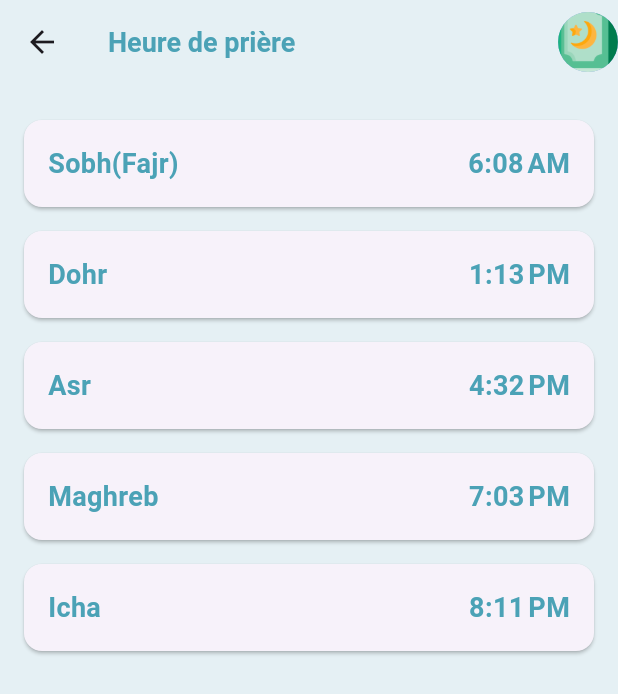
After one commit to abdoulahi21/sourates-, a Flutter app: the screen it shows after launch, after a tap on "Heure de prière", on a phone screen of 412 x 824 dp. The commit adds this screen. Shown: the top 694 px of the screen. Run offline on Flutter 3.47's test engine with Material 3 defaults, Android fonts, the phone set to English and light mode, and no system bars; our stand-ins replace adhan, flutter_spinkit, font_awesome_flutter, hijri, just_audio, location and 1 more; missing offline and left inert: audio_session; network calls fail.

Commit message:
heure de priere

```diff
--- a/lib/main.dart
+++ b/lib/main.dart
@@ -3,7 +3,9 @@ import 'package:sourates/views/surah_details.dart';
 import 'package:sourates/views/welome.dart';
 
 void main() {
-  runApp(const MyApp());
+  runApp(
+
+    const MyApp());
 }
 
 class MyApp extends StatelessWidget {
--- a/lib/views/audio_surah_screen.dart
+++ b/lib/views/audio_surah_screen.dart
@@ -2,8 +2,6 @@ import 'package:flutter/material.dart';
 import 'package:sourates/services/api_service.dart';
 import 'package:sourates/style/style.dart';
 import 'package:sourates/model/Qari.dart';
-import 'package:sourates/views/audio_surah_screen.dart';
-import 'package:sourates/widgets/qari_custom_tile.dart';
 import 'package:sourates/model/Surah.dart';
 import 'package:sourates/views/audio_screen.dart';
 
--- a/lib/views/home.dart
+++ b/lib/views/home.dart
@@ -1,9 +1,11 @@
 import 'package:flutter/material.dart';
 import 'package:sourates/style/style.dart';
 import 'package:sourates/views/listes_duas.dart';
+import 'package:sourates/views/prayer_time.dart';
 import 'package:sourates/views/qari_list_screen.dart';
 import 'package:sourates/views/sourate_day.dart';
 import 'package:sourates/views/surah_view.dart';
+
 class HomePage extends StatelessWidget {
   const HomePage({super.key});
 
@@ -34,6 +36,7 @@ class HomePage extends StatelessWidget {
           )
         ],
       ),
+
       body: SingleChildScrollView(
         child: Padding(
           padding: EdgeInsets.symmetric(horizontal: width * .07),
@@ -85,9 +88,11 @@ class Dashboard extends StatelessWidget {
               CustomContainer(
                   height1: height * .20,
                   image: 'assets/icons/bookmark.png',
-                  title: "Hadith",
+                  title: "Heure de prière",
                   color: purpleColor,
-                  onpressed: () {}),
+                  onpressed: () {
+                    Navigator.push(context, MaterialPageRoute(builder: (context)=>PrayerTime()));
+                  }),
               //CustomContainer(height1: height*.28, width1: width*.4)
             ],
           ),
--- /dev/null
+++ b/lib/views/prayer_time.dart
@@ -0,0 +1,109 @@
+import 'package:adhan/adhan.dart';
+import 'package:flutter/material.dart';
+import 'package:location/location.dart';
+import 'package:sourates/style/style.dart';
+import 'package:intl/intl.dart';
+import 'package:hijri/hijri_calendar.dart';
+
+class PrayerTime extends StatefulWidget {
+  const PrayerTime({super.key});
+
+  @override
+  State<PrayerTime> createState() => _PrayerTimeState();
+}
+
+class _PrayerTimeState extends State<PrayerTime> {
+  Location location = Location();
+  LocationData? _currentPosition;
+  double? latitude, longitude;
+
+  @override
+  Widget build(BuildContext context) {
+    return SafeArea(
+      child: Scaffold(
+        backgroundColor: backgroundColor,
+        appBar: AppBar(
+          backgroundColor: Colors.transparent,
+          title: Text(
+            'Heure de prière',
+            style: titleGreenStyle(),
+          ),
+          actions: [
+            CircleAvatar(
+              backgroundColor: blueColor,
+              backgroundImage: const AssetImage(
+                "assets/icons/quran.png",
+              ),
+            )
+          ],
+        ),
+        body: FutureBuilder(
+          future: getLoc(),
+          builder: (context, snapshot) {
+            if (snapshot.connectionState == ConnectionState.waiting) {
+              return Center(child: CircularProgressIndicator());
+            }
+            final myCoordinates = Coordinates(14.499454,-14.452362);
+            final params = CalculationMethod.muslim_world_league.getParameters();
+            params.madhab = Madhab.shafi;
+            final prayerTimes = PrayerTimes.today(myCoordinates, params);
+            return Padding(
+              padding: const EdgeInsets.all(16.0),
+              child: Column(
+                children: [
+                  buildPrayerTimeCard('Sobh(Fajr)', prayerTimes.fajr),
+                  buildPrayerTimeCard('Dohr', prayerTimes.dhuhr),
+                  buildPrayerTimeCard('Asr', prayerTimes.asr),
+                  buildPrayerTimeCard('Maghreb', prayerTimes.maghrib),
+                  buildPrayerTimeCard('Icha', prayerTimes.isha),
+                ],
+              ),
+            );
+          },
+        ),
+      ),
+    );
+  }
+
+  Widget buildPrayerTimeCard(String prayerName, DateTime prayerTime) {
+    return Card(
+      margin: const EdgeInsets.symmetric(vertical: 8.0),
+      child: Padding(
+        padding: const EdgeInsets.all(16.0),
+        child: Row(
+          mainAxisAlignment: MainAxisAlignment.spaceBetween,
+          children: [
+            Text(prayerName, style: titleGreenStyle()),
+            Text(DateFormat.jm().format(prayerTime), style: titleGreenStyle()),
+          ],
+        ),
+      ),
+    );
+  }
+
+  @override
+  getLoc() async {
+    bool _serviceEnabled;
+    PermissionStatus _permissionGranted;
+
+    _serviceEnabled = await location.serviceEnabled();
+    if (!_serviceEnabled) {
+      _serviceEnabled = await location.requestService();
+      if (!_serviceEnabled) {
+        return;
+      }
+    }
+
+    _permissionGranted = await location.hasPermission();
+    if (_permissionGranted == PermissionStatus.denied) {
+      _permissionGranted = await location.requestPermission();
+      if (_permissionGranted != PermissionStatus.granted) {
+        return;
+      }
+    }
+
+    _currentPosition = await location.getLocation();
+    latitude = _currentPosition!.latitude!;
+    longitude = _currentPosition!.longitude!;
+  }
+}
--- a/pubspec.yaml
+++ b/pubspec.yaml
@@ -38,6 +38,11 @@ dependencies:
   just_audio: ^0.9.46
   flutter_spinkit: ^5.2.1
   font_awesome_flutter: ^10.8.0
+  provider: ^6.1.2
+  adhan: ^2.0.0+1
+  location: ^8.0.0
+  intl: ^0.20.2
+  hijri: ^3.0.0
 
 dev_dependencies:
   flutter_test:
```
Also changed, not shown: lib/views/listes_duas.dart (+49 -0 lines), lib/views/sourate_day.dart (+1 -14 lines), lib/widgets/theme_provider.dart (added, +12 -0 lines), lib/views/juz_view.dart (deleted), pubspec.lock, 1 other file.
